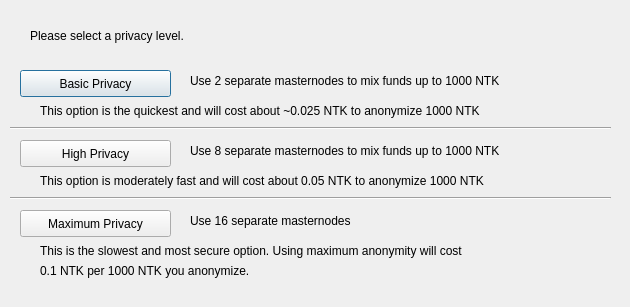
This is src/qt/forms/darksendconfig.ui in nToken/ntoken-core as Qt 5 draws it before an edit. The edited form follows.
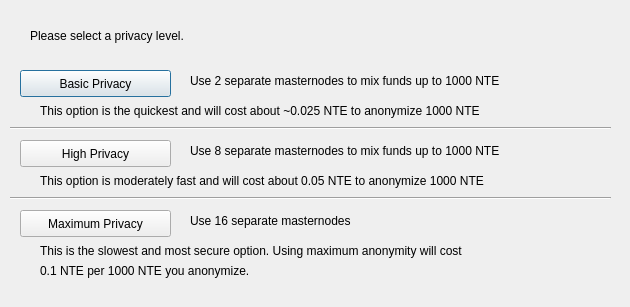
This is the edited form.

Patch:
```diff
--- a/src/qt/forms/darksendconfig.ui
+++ b/src/qt/forms/darksendconfig.ui
@@ -75,7 +75,7 @@
     </rect>
    </property>
    <property name="text">
-    <string>Use 2 separate masternodes to mix funds up to 1000 NTK</string>
+    <string>Use 2 separate masternodes to mix funds up to 1000 NTE</string>
    </property>
   </widget>
   <widget class="QLabel" name="label_3">
@@ -88,7 +88,7 @@
     </rect>
    </property>
    <property name="text">
-    <string>Use 8 separate masternodes to mix funds up to 1000 NTK</string>
+    <string>Use 8 separate masternodes to mix funds up to 1000 NTE</string>
    </property>
   </widget>
   <widget class="QLabel" name="label_4">
@@ -114,7 +114,7 @@
     </rect>
    </property>
    <property name="text">
-    <string>This option is the quickest and will cost about ~0.025 NTK to anonymize 1000 NTK</string>
+    <string>This option is the quickest and will cost about ~0.025 NTE to anonymize 1000 NTE</string>
    </property>
   </widget>
   <widget class="QLabel" name="label_7">
@@ -127,7 +127,7 @@
     </rect>
    </property>
    <property name="text">
-    <string>This option is moderately fast and will cost about 0.05 NTK to anonymize 1000 NTK</string>
+    <string>This option is moderately fast and will cost about 0.05 NTE to anonymize 1000 NTE</string>
    </property>
   </widget>
   <widget class="QLabel" name="label_8">
@@ -153,7 +153,7 @@
     </rect>
    </property>
    <property name="text">
-    <string>0.1 NTK per 1000 NTK you anonymize.</string>
+    <string>0.1 NTE per 1000 NTE you anonymize.</string>
    </property>
   </widget>
   <widget class="Line" name="line">
```
